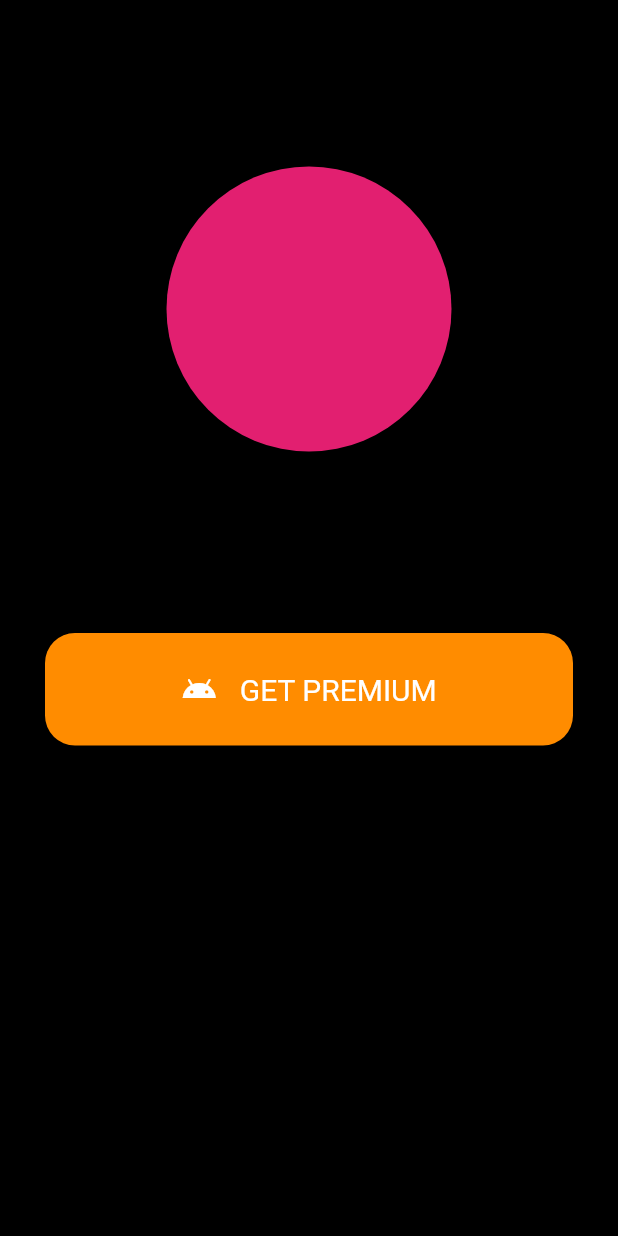
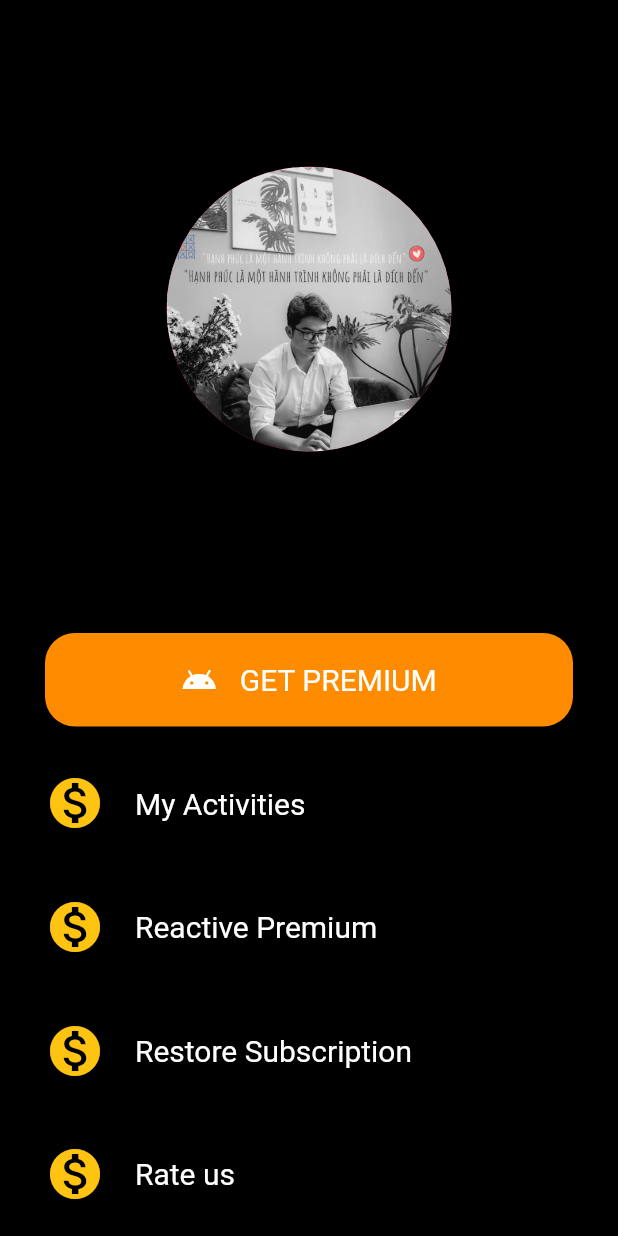
Before and after one commit to tinhpt38/tinder_clone_flutter2, a Flutter app: the ProfilesPage screen opened directly, on a phone screen of 412 x 824 dp. Run offline on Flutter 3.47's test engine with Material 2 defaults, Android fonts, the phone set to English and light mode, and no system bars; our stand-ins replace tcard.

Commit message:
done profile page

```diff
--- a/lib/pages/profiles_page.dart
+++ b/lib/pages/profiles_page.dart
@@ -9,6 +9,33 @@ class ProfilesPage extends StatefulWidget {
 }
 
 class _ProfilesPageState extends State<ProfilesPage> {
+  Widget supportCard(String txt) {
+    return Expanded(
+      child: Container(
+        margin: EdgeInsets.symmetric(vertical: 10, horizontal: 30),
+        // color: AppColors.red,
+
+        child: Row(
+          crossAxisAlignment: CrossAxisAlignment.center,
+          children: [
+            Icon(
+              Icons.monetization_on,
+              size: 40,
+              color: AppColors.yellow,
+            ),
+            SizedBox(
+              width: 20,
+            ),
+            Text(
+              txt,
+              style: TxtStyle.bigWhiteText,
+            )
+          ],
+        ),
+      ),
+    );
+  }
+
   @override
   Widget build(BuildContext context) {
     return Scaffold(
@@ -17,6 +44,7 @@ class _ProfilesPageState extends State<ProfilesPage> {
         child: Column(
           children: [
             Expanded(
+              flex: 5,
               child: Container(
                 // color: AppColors.red,
                 child: Center(
@@ -25,15 +53,19 @@ class _ProfilesPageState extends State<ProfilesPage> {
                     height: 190,
                     decoration: BoxDecoration(
                       borderRadius: BorderRadius.circular(200),
-                        color: AppColors.red),
+                      color: AppColors.red,
+                      image: DecorationImage(
+                        image: AssetImage('assets/images/me.jpeg'),
+                        fit: BoxFit.cover
+                      ),
+                    ),
                   ),
                 ),
               ),
             ),
             Expanded(
-                child: Column(
-              children: [
-                Padding(
+              flex: 1,
+              child: Padding(
                 padding: EdgeInsets.symmetric(vertical: 10, horizontal: 30),
                 child: Container(
                   height: 75,
@@ -59,7 +91,16 @@ class _ProfilesPageState extends State<ProfilesPage> {
                     ],
                   ),
                 ),
-                )
+              ),
+            ),
+            Expanded(
+                flex: 4,
+                child: Column(
+                  children: [
+                    supportCard('My Activities'),
+                    supportCard('Reactive Premium'),
+                    supportCard('Restore Subscription'),
+                    supportCard('Rate us')
                   ],
                 ))
           ],
```
Also changed, not shown: lib/pages/inbox.dart (+8 -14 lines). Lines whose indentation alone changed are shown as unchanged.
